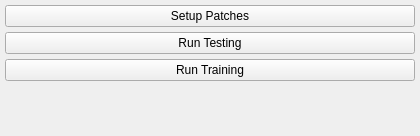
Old version of the form mainWindow.ui in the repository addisonElliott/ImageProcessing-FingerCounter.
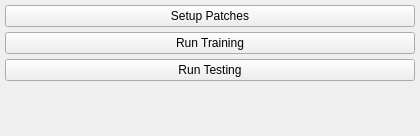
New version of the form.

Commit message:
Create patch profile for each set of data in training and testing
Refine the color profile threshold to get the best mask results

Apply binary morphological operations to remove any incorrect/small objects

The edit to the form file:
```diff
--- a/mainWindow.ui
+++ b/mainWindow.ui
@@ -42,16 +42,16 @@
          </widget>
         </item>
         <item>
-         <widget class="QPushButton" name="runTestingButton">
+         <widget class="QPushButton" name="runTrainingButton">
           <property name="text">
-           <string>Run Testing</string>
+           <string>Run Training</string>
           </property>
          </widget>
         </item>
         <item>
-         <widget class="QPushButton" name="runTrainingButton">
+         <widget class="QPushButton" name="runTestingButton">
           <property name="text">
-           <string>Run Training</string>
+           <string>Run Testing</string>
           </property>
          </widget>
         </item>
```
The commit also changes 10 other files.
